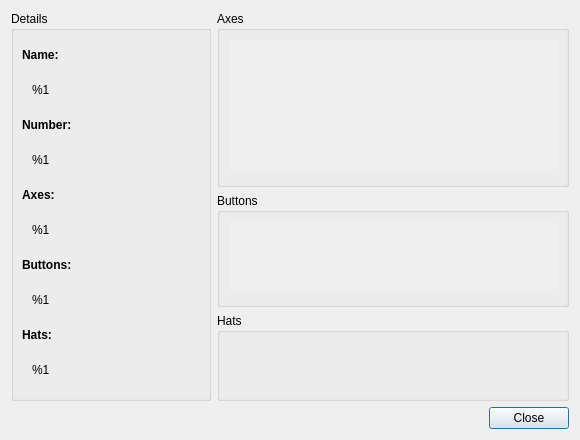
Above: src/joystickstatuswindow.ui from AntiMicroX/antimicrox before the change. Below: the same form after it.
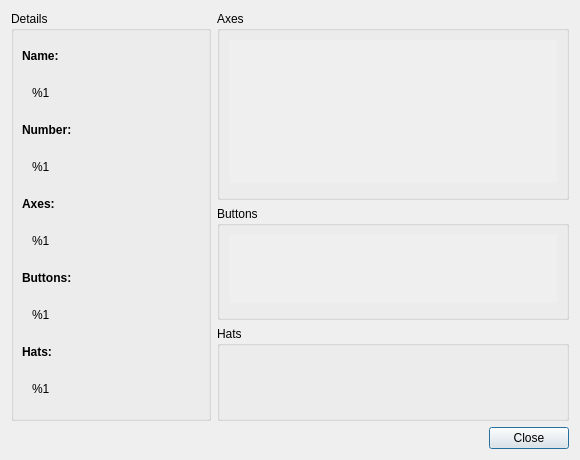
That is the form after the change.

The edit to the form file:
```diff
--- a/src/joystickstatuswindow.ui
+++ b/src/joystickstatuswindow.ui
@@ -10,7 +10,7 @@
     <x>0</x>
     <y>0</y>
     <width>580</width>
-    <height>440</height>
+    <height>460</height>
    </rect>
   </property>
   <property name="minimumSize">
@@ -225,7 +225,7 @@
                <x>0</x>
                <y>0</y>
                <width>350</width>
-               <height>134</height>
+               <height>148</height>
               </rect>
              </property>
             </widget>
```
